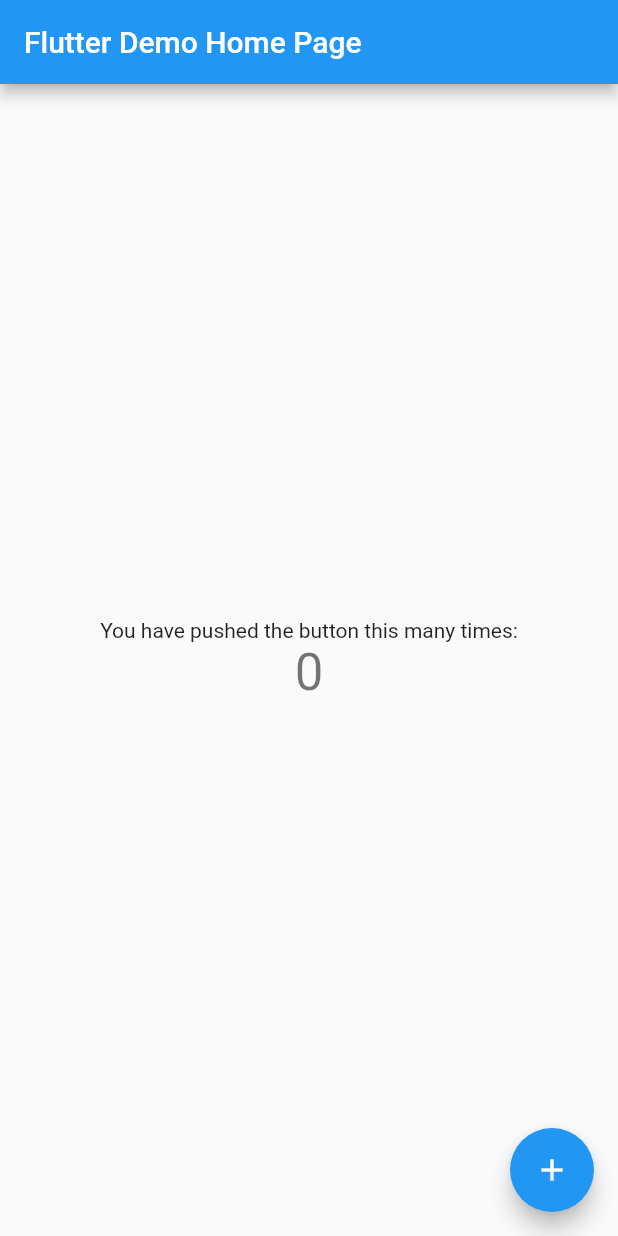
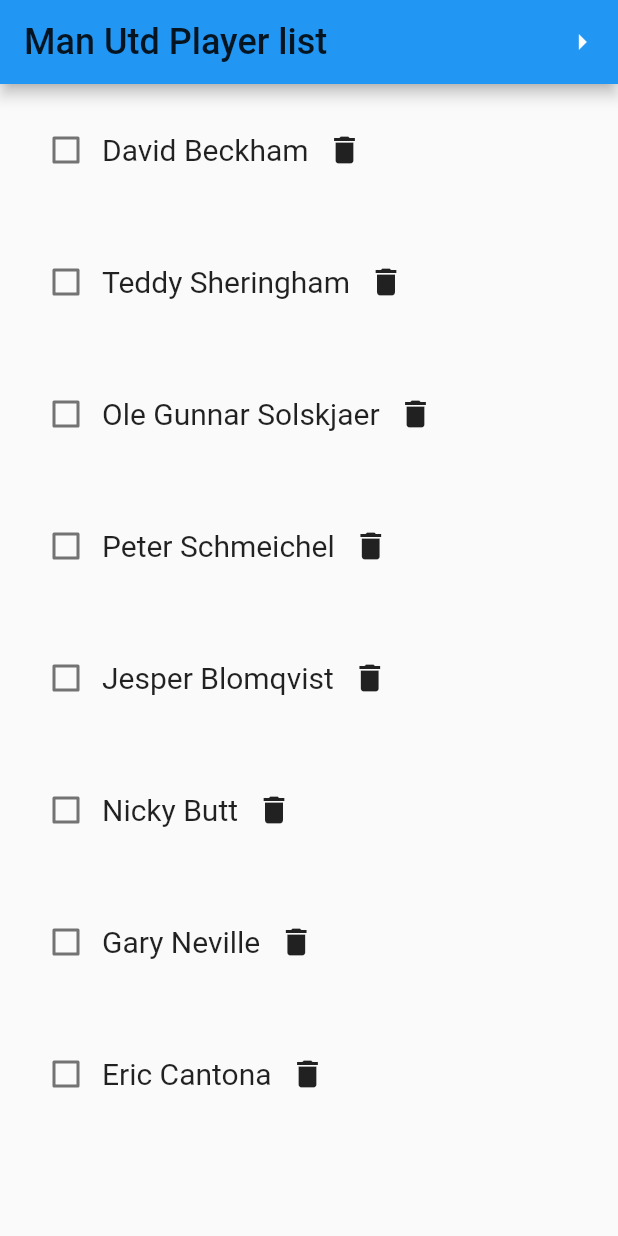
Before and after one commit to gu-tig169-ht21/gusdahvib, a Flutter app: the screen it shows after launch, on a phone screen of 412 x 824 dp. Run offline on Flutter 3.47's test engine with Material 2 defaults, Android fonts, the phone set to English and light mode, and no system bars.

Commit message:
initial commit

```diff
--- a/lib/main.dart
+++ b/lib/main.dart
@@ -1,115 +1,119 @@
 import 'package:flutter/material.dart';
 
 void main() {
-  runApp(const MyApp());
+  runApp(MyApp());
 }
 
 class MyApp extends StatelessWidget {
-  const MyApp({Key? key}) : super(key: key);
-
-  // This widget is the root of your application.
   @override
   Widget build(BuildContext context) {
     return MaterialApp(
-      title: 'Flutter Demo',
-      theme: ThemeData(
-        // This is the theme of your application.
-        //
-        // Try running your application with "flutter run". You'll see the
-        // application has a blue toolbar. Then, without quitting the app, try
-        // changing the primarySwatch below to Colors.green and then invoke
-        // "hot reload" (press "r" in the console where you ran "flutter run",
-        // or simply save your changes to "hot reload" in a Flutter IDE).
-        // Notice that the counter didn't reset back to zero; the application
-        // is not restarted.
-        primarySwatch: Colors.blue,
-      ),
-      home: const MyHomePage(title: 'Flutter Demo Home Page'),
+      home: MainView(),
     );
   }
 }
 
-class MyHomePage extends StatefulWidget {
-  const MyHomePage({Key? key, required this.title}) : super(key: key);
-
-  // This widget is the home page of your application. It is stateful, meaning
-  // that it has a State object (defined below) that contains fields that affect
-  // how it looks.
-
-  // This class is the configuration for the state. It holds the values (in this
-  // case the title) provided by the parent (in this case the App widget) and
-  // used by the build method of the State. Fields in a Widget subclass are
-  // always marked "final".
-
-  final String title;
-
+class MainView extends StatelessWidget {
   @override
-  State<MyHomePage> createState() => _MyHomePageState();
-}
-
-class _MyHomePageState extends State<MyHomePage> {
-  int _counter = 0;
-
-  void _incrementCounter() {
-    setState(() {
-      // This call to setState tells the Flutter framework that something has
-      // changed in this State, which causes it to rerun the build method below
-      // so that the display can reflect the updated values. If we changed
-      // _counter without calling setState(), then the build method would not be
-      // called again, and so nothing would appear to happen.
-      _counter++;
-    });
+  Widget build(BuildContext context) {
+    return Scaffold(
+      appBar: AppBar(
+        title: Text('Man Utd Player list',
+            style: TextStyle(color: Colors.black87, fontSize: 24)),
+        actions: [
+          IconButton(
+            icon: Icon(Icons.arrow_right),
+            onPressed: () {
+              Navigator.push(context,
+                  MaterialPageRoute(builder: (context) => SecondView()));
+            },
+          ),
+        ],
+      ),
+      body: _lista(),
+    );
   }
 
-  @override
-  Widget build(BuildContext context) {
-    // This method is rerun every time setState is called, for instance as done
-    // by the _incrementCounter method above.
-    //
-    // The Flutter framework has been optimized to make rerunning build methods
-    // fast, so that you can just rebuild anything that needs updating rather
-    // than having to individually change instances of widgets.
-    return Scaffold(
-      appBar: AppBar(
-        // Here we take the value from the MyHomePage object that was created by
-        // the App.build method, and use it to set our appbar title.
-        title: Text(widget.title),
+  Widget _checkboxRow() {
+    return Checkbox(
+      value: false,
+      onChanged: (val) {},
+    );
+  }
+
+  Widget _lista() {
+    var list = [
+      'David Beckham',
+      'Teddy Sheringham',
+      'Ole Gunnar Solskjaer',
+      'Peter Schmeichel',
+      'Jesper Blomqvist',
+      'Nicky Butt',
+      'Gary Neville',
+      'Eric Cantona',
+    ];
+
+    return ListView(
+      children: list.map((item) => _item(item)).toList(),
+    );
+  }
+
+  Widget _item(text) {
+    return Padding(
+      padding: const EdgeInsets.all(20.0),
+      child: Row(
+        children: [
+          _checkboxRow(),
+          Text(text, style: TextStyle(fontSize: 20)),
+          IconButton(
+            onPressed: () {
+              print('hej');
+            },
+            icon: Icon(Icons.delete),
+          ),
+        ],
       ),
-      body: Center(
-        // Center is a layout widget. It takes a single child and positions it
-        // in the middle of the parent.
-        child: Column(
-          // Column is also a layout widget. It takes a list of children and
-          // arranges them vertically. By default, it sizes itself to fit its
-          // children horizontally, and tries to be as tall as its parent.
-          //
-          // Invoke "debug painting" (press "p" in the console, choose the
-          // "Toggle Debug Paint" action from the Flutter Inspector in Android
-          // Studio, or the "Toggle Debug Paint" command in Visual Studio Code)
-          // to see the wireframe for each widget.
-          //
-          // Column has various properties to control how it sizes itself and
-          // how it positions its children. Here we use mainAxisAlignment to
-          // center the children vertically; the main axis here is the vertical
-          // axis because Columns are vertical (the cross axis would be
-          // horizontal).
-          mainAxisAlignment: MainAxisAlignment.center,
-          children: <Widget>[
-            const Text(
-              'You have pushed the button this many times:',
-            ),
-            Text(
-              '$_counter',
-              style: Theme.of(context).textTheme.headline4,
-            ),
-          ],
-        ),
-      ),
-      floatingActionButton: FloatingActionButton(
-        onPressed: _incrementCounter,
-        tooltip: 'Increment',
-        child: const Icon(Icons.add),
-      ), // This trailing comma makes auto-formatting nicer for build methods.
     );
   }
 }
+
+class SecondView extends StatelessWidget {
+  Widget build(BuildContext context) {
+    return Scaffold(
+      appBar: AppBar(),
+      body: Column(
+        children: [
+          _nameInputField(),
+          Container(height: 24),
+          _buttonRow(),
+        ],
+      ),
+    );
+  }
+
+  Widget _nameInputField() {
+    return Container(
+      margin: EdgeInsets.only(left: 16, right: 16),
+      child: TextField(
+        decoration: InputDecoration(hintText: 'Add player'),
+      ),
+    );
+  }
+
+  Widget _buttonRow() {
+    return Row(
+      mainAxisAlignment: MainAxisAlignment.center,
+      children: [
+        OutlinedButton(
+          onPressed: () {},
+          child: Text('Cancel'),
+        ),
+        Container(width: 20),
+        ElevatedButton(
+          onPressed: () {},
+          child: Text('Save'),
+        ),
+      ],
+    );
+  }
+}
```
